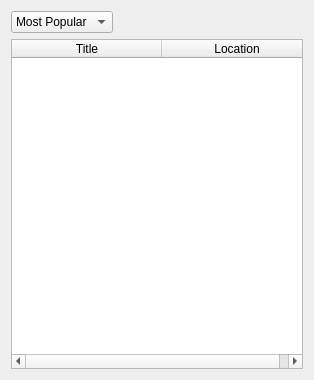
Before: the Qt Designer form 2.x/UI/dooble_favorites_popup.ui in textbrowser/dooble, drawn with Qt 5.
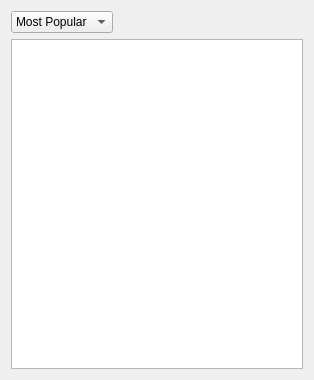
After: the same form once the commit is applied. Icons and pictures are not drawn.

Commit message: A model-view solution.

What changed in the file:
```diff
--- a/2.x/UI/dooble_favorites_popup.ui
+++ b/2.x/UI/dooble_favorites_popup.ui
@@ -61,7 +61,7 @@
     </layout>
    </item>
    <item>
-    <widget class="QTableWidget" name="tableWidget">
+    <widget class="QTableView" name="view">
      <property name="alternatingRowColors">
       <bool>true</bool>
      </property>
@@ -77,25 +77,15 @@
      <property name="cornerButtonEnabled">
       <bool>false</bool>
      </property>
-     <attribute name="horizontalHeaderDefaultSectionSize">
-      <number>150</number>
-     </attribute>
      <attribute name="horizontalHeaderMinimumSectionSize">
-      <number>125</number>
+      <number>150</number>
      </attribute>
      <attribute name="horizontalHeaderStretchLastSection">
       <bool>true</bool>
      </attribute>
-     <column>
-      <property name="text">
-       <string>Title</string>
-      </property>
-     </column>
-     <column>
-      <property name="text">
-       <string>Location</string>
-      </property>
-     </column>
+     <attribute name="verticalHeaderCascadingSectionResizes">
+      <bool>true</bool>
+     </attribute>
     </widget>
    </item>
   </layout>
```
Left out of the diff: 2 changed lines with no effect on the pictures.
